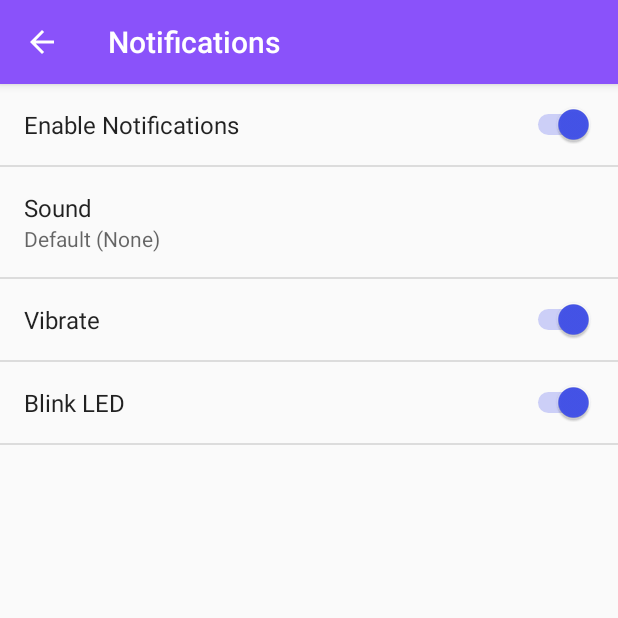
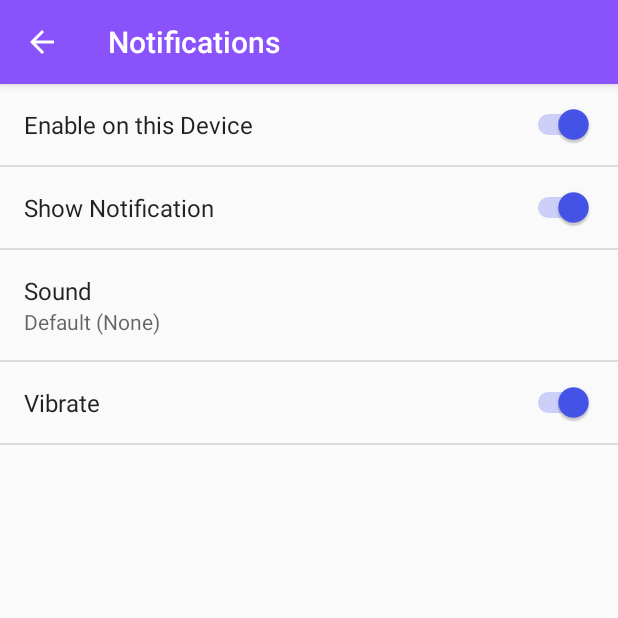
Before and after one commit to Repkap11/Rep2Phone, an Android app: the SettingsActivity screen opened directly, with no data from a screen before it, after a tap on "Notifications", on a phone screen of 412 x 824 dp, the top half of it. Run offline under Robolectric (Android 15) with nearby library versions, the phone set to English and light mode, and no system bars.

Commit message:
Make a better settings menu
Signed-off-by: Paul Repka <repkap11@gmail.com>

```diff
--- a/android/app/src/main/AndroidManifest.xml
+++ b/android/app/src/main/AndroidManifest.xml
@@ -4,6 +4,7 @@
 
     <uses-permission android:name="android.permission.INTERNET" />
     <uses-permission android:name="android.permission.WRITE_EXTERNAL_STORAGE" />
+    <uses-permission android:name="android.permission.VIBRATE" />
 
     <application
         android:name="com.repkap11.rep2phone.Rep2PhoneApplication"
--- a/android/app/src/main/java/com/repkap11/rep2phone/activities/SettingsActivity.java
+++ b/android/app/src/main/java/com/repkap11/rep2phone/activities/SettingsActivity.java
@@ -43,7 +43,7 @@ public class SettingsActivity extends AppCompatPreferenceActivity {
     public static final String PREF_NOTIFICATIONS_ENABLED = "pref_notifications_enabled";
     public static final String PREF_NOTIFICATIONS_RINGTONE = "pref_notifications_ringtone";
     public static final String PREF_NOTIFICATIONS_VIBRATE = "pref_notifications_vibrate";
-    public static final String PREF_NOTIFICATIONS_LED = "pref_notifications_led";
+    public static final String PREF_NOTIFICATIONS_NOTIFY = "pref_notifications_notify";
 
     public static final String PREF_APP_VERSION = "pref_app_version";
     public static final String PREF_APP_BUILD_FLAVOR = "pref_app_build_flavor";
@@ -219,9 +219,9 @@ public class SettingsActivity extends AppCompatPreferenceActivity {
             // updated to reflect the new value, per the Android Design
             // guidelines.
             ((SettingsActivity) getActivity()).bindPreferenceSummaryToValue(findPreference(PREF_NOTIFICATIONS_ENABLED), false);
+            ((SettingsActivity) getActivity()).bindPreferenceSummaryToValue(findPreference(PREF_NOTIFICATIONS_NOTIFY), false);
             ((SettingsActivity) getActivity()).bindPreferenceSummaryToValue(findPreference(PREF_NOTIFICATIONS_RINGTONE), true);
             ((SettingsActivity) getActivity()).bindPreferenceSummaryToValue(findPreference(PREF_NOTIFICATIONS_VIBRATE), false);
-            ((SettingsActivity) getActivity()).bindPreferenceSummaryToValue(findPreference(PREF_NOTIFICATIONS_LED), false);
         }
 
         @Override
--- a/android/app/src/main/res/menu/menu_main.xml
+++ b/android/app/src/main/res/menu/menu_main.xml
@@ -10,6 +10,7 @@
     <item
         android:id="@+id/action_update"
         android:orderInCategory="100"
+        android:visible="false"
         android:title="@string/action_update"
         app:showAsAction="never" />
     />
--- a/android/app/src/main/res/values/strings.xml
+++ b/android/app/src/main/res/values/strings.xml
@@ -45,12 +45,12 @@
     <string name="title_activity_settings">Settings</string>
     <string name="pref_header_notifications">Notifications</string>
     <string name="pref_header_about">About</string>
-    <string name="pref_notifications_enabled_title">Enable Notifications</string>
+    <string name="pref_notifications_enabled_title">Enable on this Device</string>
+    <string name="pref_notifications_notify">Show Notification</string>
     <string name="pref_notifications_ringtone_default">content://settings/system/notification_sound</string>
     <string name="pref_notifications_ringtone_title">Sound</string>
     <string name="pref_notifications_ringtone_sub_text_none">Silent</string>
     <string name="pref_notifications_vibrate_title">Vibrate</string>
-    <string name="pref_notifications_led_title">Blink LED</string>
 
     <string name="pref_about_app_version">App Version</string>
     <string name="pref_about_reator_title">Created By</string>
--- a/android/app/src/main/res/xml/pref_notification.xml
+++ b/android/app/src/main/res/xml/pref_notification.xml
@@ -4,6 +4,12 @@
         android:defaultValue="true"
         android:key="pref_notifications_enabled"
         android:title="@string/pref_notifications_enabled_title" />
+
+    <SwitchPreference
+        android:defaultValue="true"
+        android:dependency="pref_notifications_enabled"
+        android:key="pref_notifications_notify"
+        android:title="@string/pref_notifications_notify" />
 
     <RingtonePreference
         android:defaultValue="@string/pref_notifications_ringtone_default"
@@ -16,12 +22,6 @@
         android:defaultValue="true"
         android:dependency="pref_notifications_enabled"
         android:key="pref_notifications_vibrate"
-        android:title="@string/pref_notifications_vibrate_title" />
-
-    <SwitchPreference
-        android:defaultValue="true"
-        android:dependency="pref_notifications_enabled"
-        android:key="pref_notifications_led"
-        android:title="@string/pref_notifications_led_title" />
+        android:title="@string/pref_notifications_vibrate_title" />\
 
 </PreferenceScreen>
```
Also changed, not shown: android/app/src/main/java/com/repkap11/rep2phone/activities/SignInFractivity.java (+12 -0 lines), android/app/src/main/java/com/repkap11/rep2phone/fragments/SignInFractivityFragment.java (+17 -0 lines), android/app/src/main/java/com/repkap11/rep2phone/services/ServiceRep2PhoneNotifications.java (+22 -11 lines), 1 other file.
